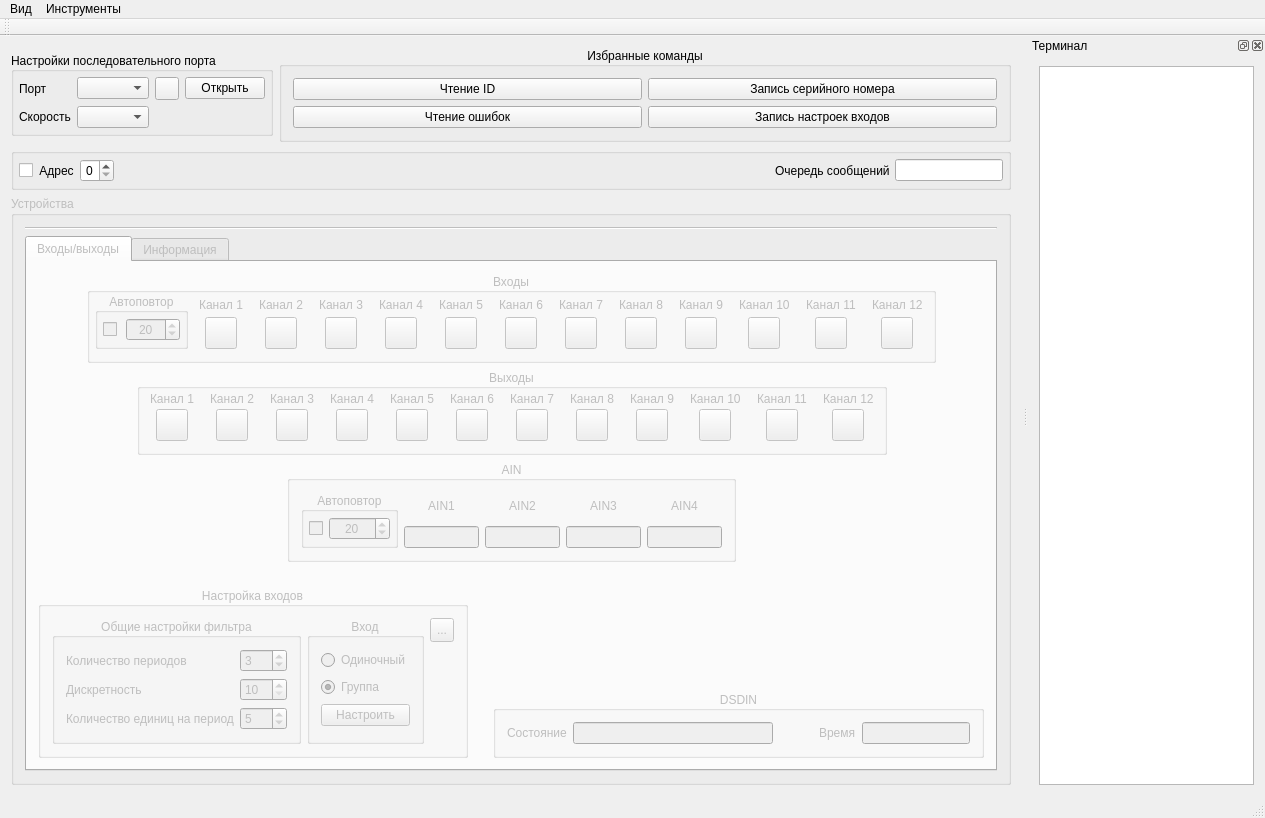
This is mainwindow.ui in vlarry/emulator as Qt 5 draws it before an edit. The edited form follows.
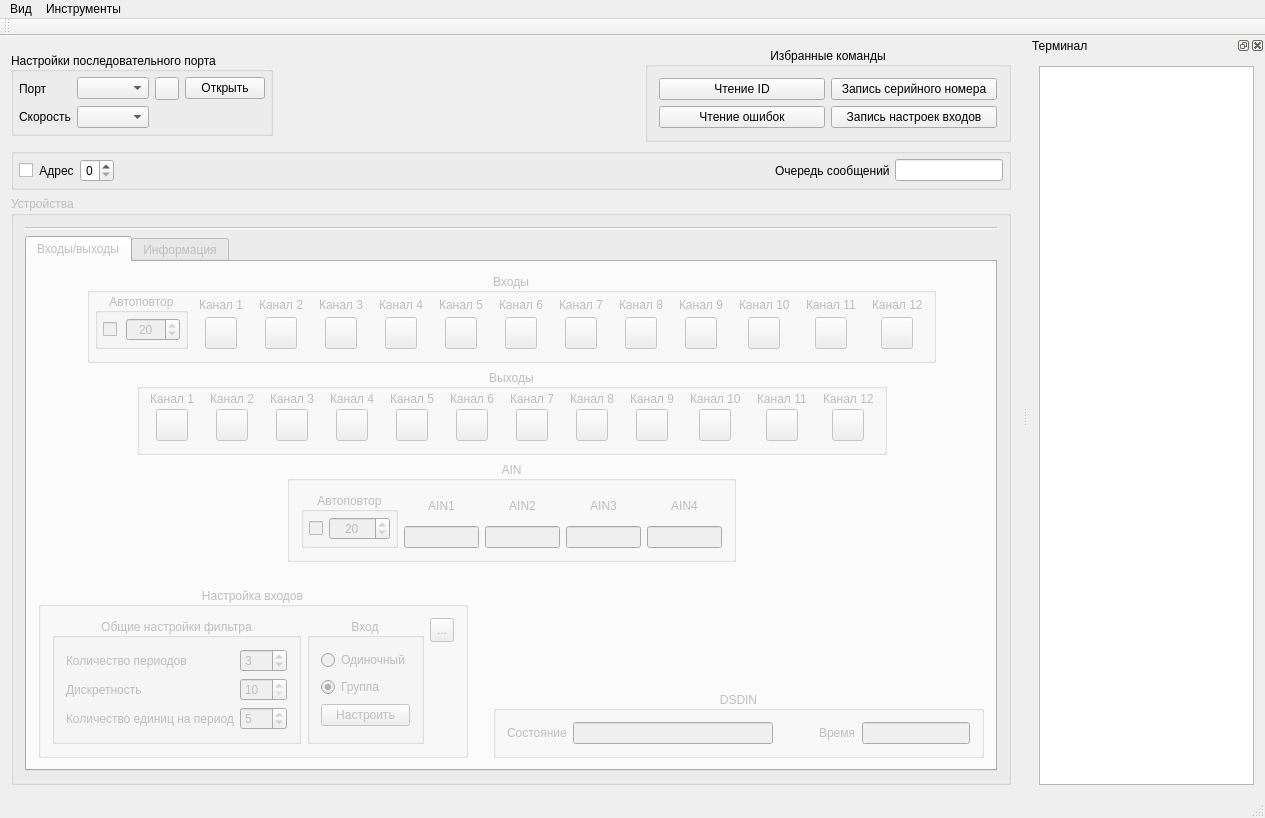
This is the edited form. Icons and pictures are not drawn. Custom widgets are drawn as their Qt base class.

Commit message: Исправление ошибки в автоподборе адреса устройства (проверка - работает); Исправление ошибки при разборе даты серийного номера (формировал день значение которого меньше 10 без нуля впереди).

Diff of the .ui file:
```diff
--- a/mainwindow.ui
+++ b/mainwindow.ui
@@ -163,6 +163,19 @@
         </layout>
        </widget>
       </item>
+      <item>
+       <spacer name="horizontalSpacer_6">
+        <property name="orientation">
+         <enum>Qt::Horizontal</enum>
+        </property>
+        <property name="sizeHint" stdset="0">
+         <size>
+          <width>40</width>
+          <height>20</height>
+         </size>
+        </property>
+       </spacer>
+      </item>
       <item>
        <widget class="QGroupBox" name="groupBoxCmdFavorit">
         <property name="sizePolicy">
```
The commit also changes 1 other file.
